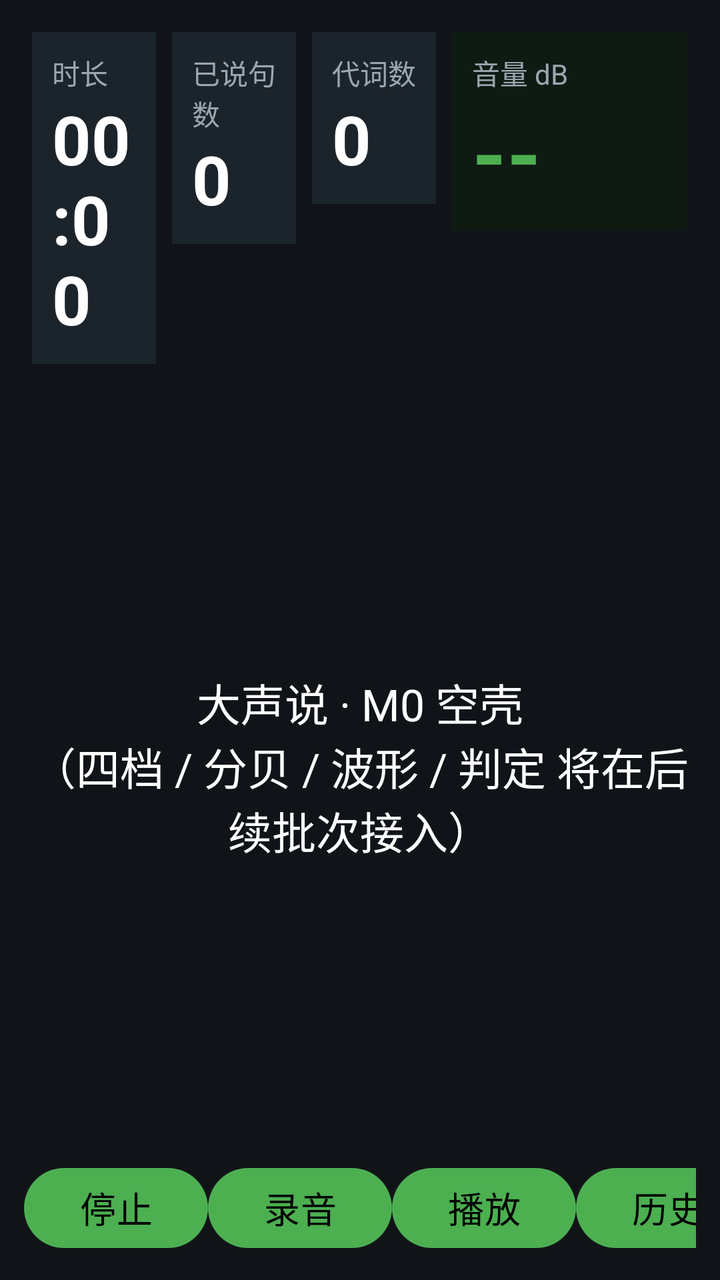
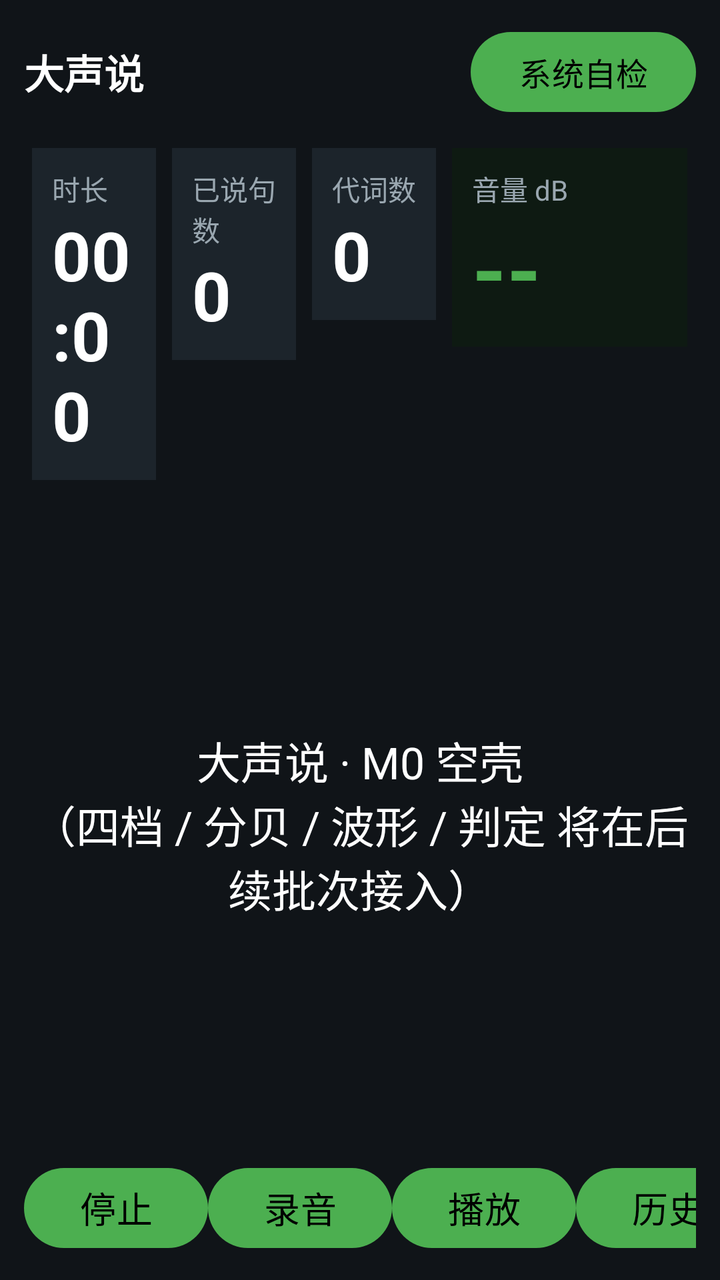

Two renders of the same Android screen: before a commit and after it. Below are the layout's source before the change and the commit's diff.
<!-- AndroidManifest.xml: application theme Theme.LoudSpeak -->
<!-- res/layout/activity_main.xml -->
<?xml version="1.0" encoding="utf-8"?>
<LinearLayout xmlns:android="http://schemas.android.com/apk/res/android"
    android:layout_width="match_parent"
    android:layout_height="match_parent"
    android:orientation="vertical"
    android:background="@color/bg"
    android:padding="12dp">

    
    <LinearLayout
        android:layout_width="match_parent"
        android:layout_height="wrap_content"
        android:orientation="horizontal"
        android:baselineAligned="false">

        <LinearLayout style="@style/DataCard" android:layout_weight="1">
            <TextView style="@style/CardLabel" android:text="时长" />
            <TextView style="@style/CardValue" android:text="00:00" />
        </LinearLayout>

        <LinearLayout style="@style/DataCard" android:layout_weight="1">
            <TextView style="@style/CardLabel" android:text="已说句数" />
            <TextView style="@style/CardValue" android:text="0" />
        </LinearLayout>

        <LinearLayout style="@style/DataCard" android:layout_weight="1">
            <TextView style="@style/CardLabel" android:text="代词数" />
            <TextView style="@style/CardValue" android:text="0" />
        </LinearLayout>

        
        <LinearLayout
            android:layout_width="0dp"
            android:layout_height="wrap_content"
            android:layout_weight="1.9"
            android:layout_margin="4dp"
            android:padding="10dp"
            android:orientation="vertical"
            android:background="@color/lcd_bg">
            <TextView style="@style/CardLabel" android:text="音量 dB" />
            <TextView
                android:layout_width="wrap_content"
                android:layout_height="wrap_content"
                android:text="--"
                android:textColor="@color/accent"
                android:textSize="44sp"
                android:textStyle="bold" />
        </LinearLayout>
    </LinearLayout>

    
    <TextView
        android:id="@+id/tvText"
        android:layout_width="match_parent"
        android:layout_height="0dp"
        android:layout_weight="1"
        android:gravity="center"
        android:text="大声说 · M0 空壳\n（四档 / 分贝 / 波形 / 判定 将在后续批次接入）"
        android:textColor="@color/white"
        android:textSize="22sp" />

    
    <LinearLayout
        android:layout_width="match_parent"
        android:layout_height="wrap_content"
        android:orientation="horizontal"
        android:gravity="center_vertical">

        <Button android:id="@+id/btnStop" style="@style/Btn" android:text="停止" />
        <Button android:id="@+id/btnRec" style="@style/Btn" android:text="录音" />
        <Button android:id="@+id/btnPlay" style="@style/Btn" android:text="播放" />

        <View
            android:layout_width="0dp"
            android:layout_height="1dp"
            android:layout_weight="1" />

        <Button android:id="@+id/btnHistory" style="@style/Btn" android:text="历史" />
        <Button android:id="@+id/btnSettings" style="@style/Btn" android:text="设置" />
        <Button android:id="@+id/btnMode" style="@style/Btn" android:text="模式" />
    </LinearLayout>

</LinearLayout>
<!-- resources referenced by this layout -->
<resources>
  <color name="accent">#FF4CAF50</color>
  <color name="bg">#FF101418</color>
  <color name="lcd_bg">#FF0E1A12</color>
  <color name="white">#FFFFFFFF</color>
  <style name="Btn">
          <item name="android:layout_width">wrap_content</item>
          <item name="android:layout_height">wrap_content</item>
          <item name="android:minWidth">92dp</item>
          <item name="android:minHeight">48dp</item>
          <item name="android:textSize">18sp</item>
      </style>
  <style name="CardLabel">
          <item name="android:layout_width">wrap_content</item>
          <item name="android:layout_height">wrap_content</item>
          <item name="android:textColor">@color/label</item>
          <item name="android:textSize">14sp</item>
      </style>
  <style name="CardValue">
          <item name="android:layout_width">wrap_content</item>
          <item name="android:layout_height">wrap_content</item>
          <item name="android:textColor">@color/white</item>
          <item name="android:textSize">34sp</item>
          <item name="android:textStyle">bold</item>
      </style>
  <style name="DataCard">
          <item name="android:layout_width">0dp</item>
          <item name="android:layout_height">wrap_content</item>
          <item name="android:layout_margin">4dp</item>
          <item name="android:padding">10dp</item>
          <item name="android:orientation">vertical</item>
          <item name="android:background">@color/card_bg</item>
      </style>
  <style name="Theme.LoudSpeak" parent="Theme.Material3.DayNight.NoActionBar">
          <item name="android:colorBackground">@color/bg</item>
          <item name="colorPrimary">@color/accent</item>
          <item name="colorOnPrimary">@color/black</item>
      </style>
  <color name="label">#FF9AA7B0</color>
  <color name="card_bg">#FF1C242B</color>
  <color name="black">#FF000000</color>
</resources>

<!-- the commit's change to res/layout/activity_main.xml (unified diff, before → after) -->
@@ -5,6 +5,29 @@
     android:orientation="vertical"
     android:background="@color/bg"
     android:padding="12dp">
+
+    
+    <LinearLayout
+        android:layout_width="match_parent"
+        android:layout_height="wrap_content"
+        android:orientation="horizontal"
+        android:gravity="center_vertical"
+        android:layout_marginBottom="10dp">
+        <TextView
+            android:layout_width="0dp"
+            android:layout_height="wrap_content"
+            android:layout_weight="1"
+            android:text="@string/app_name"
+            android:textColor="@color/white"
+            android:textSize="20sp"
+            android:textStyle="bold" />
+        <Button
+            android:id="@+id/btnSelfCheck"
+            android:layout_width="wrap_content"
+            android:layout_height="wrap_content"
+            android:text="@string/btn_self_check"
+            android:textSize="16sp" />
+    </LinearLayout>
 
     
     <LinearLayout
<!-- resource entries referenced after the edit -->
@@ -4,6 +4,8 @@
   <color name="bg">#FF101418</color>
   <color name="lcd_bg">#FF0E1A12</color>
   <color name="white">#FFFFFFFF</color>
+  <string name="app_name">大声说</string>
+  <string name="btn_self_check">系统自检</string>
   <style name="Btn">
           <item name="android:layout_width">wrap_content</item>
           <item name="android:layout_height">wrap_content</item>
